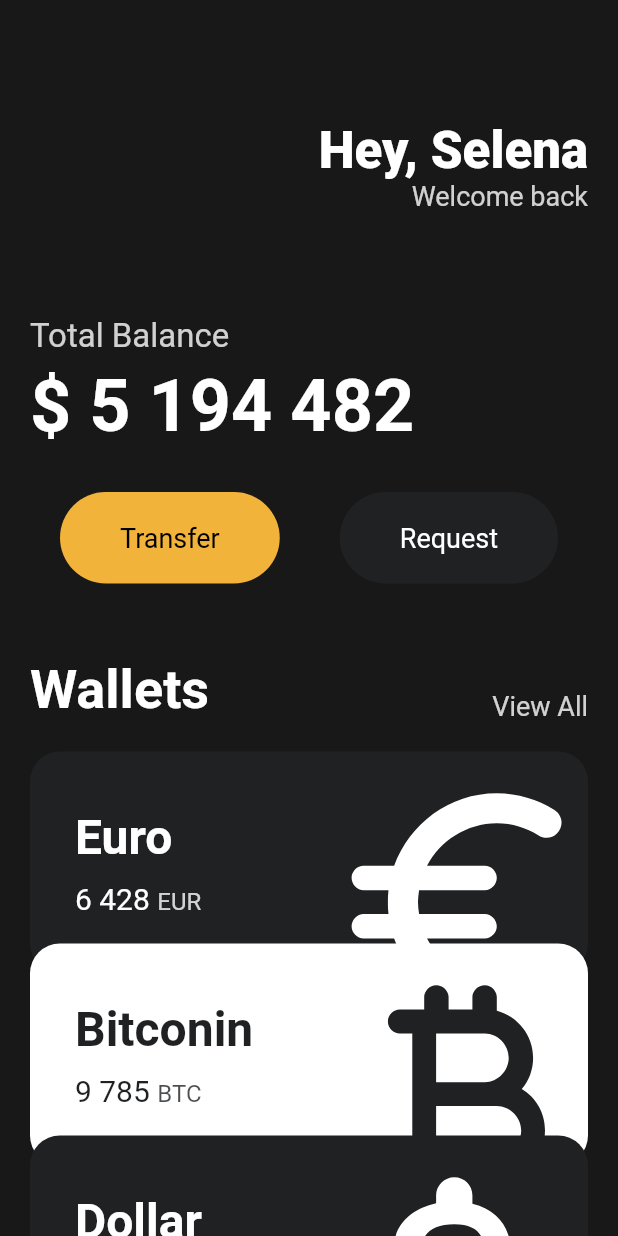
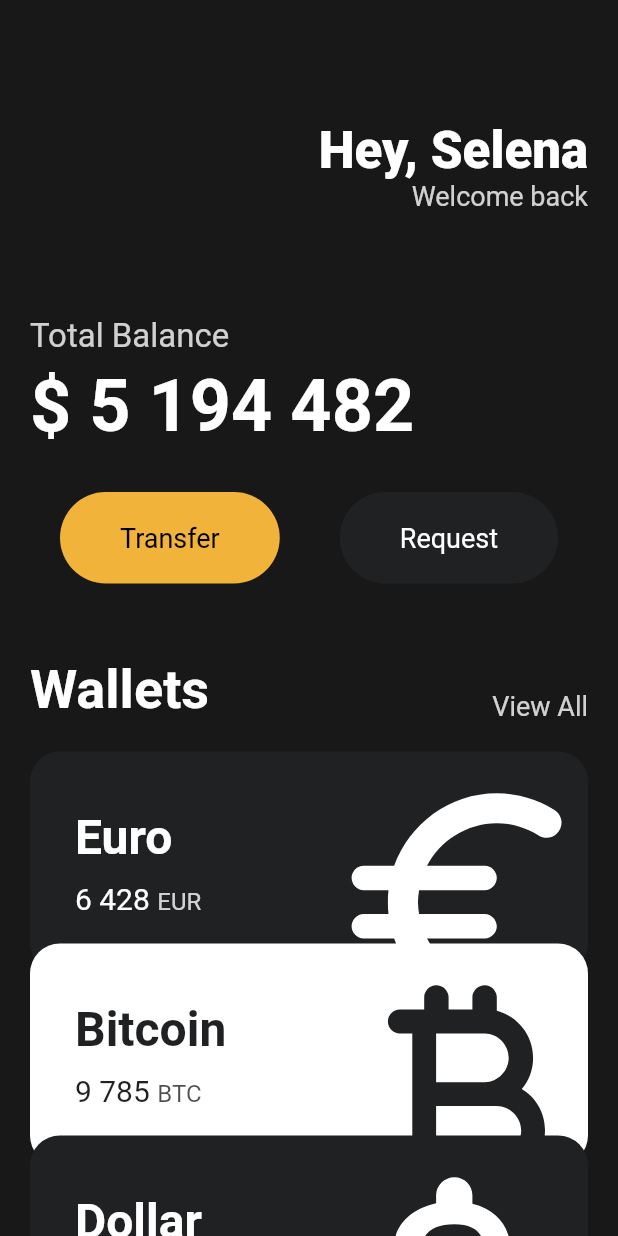
Before and after one commit to HyeonWooGa/flutter__financial_mobile__ui_practice, a Flutter app: the screen it shows after launch, on a phone screen of 412 x 824 dp. Run offline on Flutter 3.47's test engine with Material 2 defaults, Android fonts, the light colour scheme and no system bars.

Commit message:
✏️  Fix Typo about Bitcoin

```diff
--- a/lib/main.dart
+++ b/lib/main.dart
@@ -126,7 +126,7 @@ class App extends StatelessWidget {
                   order: 1,
                 ),
                 const CurrencyCard(
-                  name: "Bitconin",
+                  name: "Bitcoin",
                   code: "BTC",
                   amount: "9 785",
                   icon: Icons.currency_bitcoin_rounded,
```
